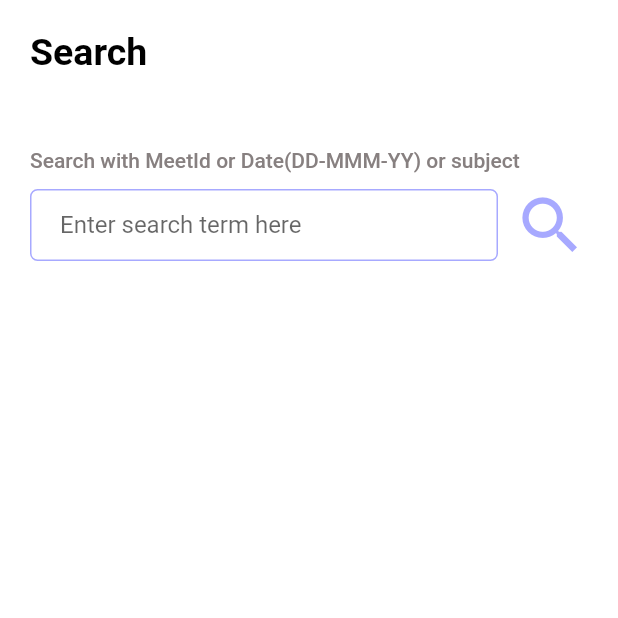
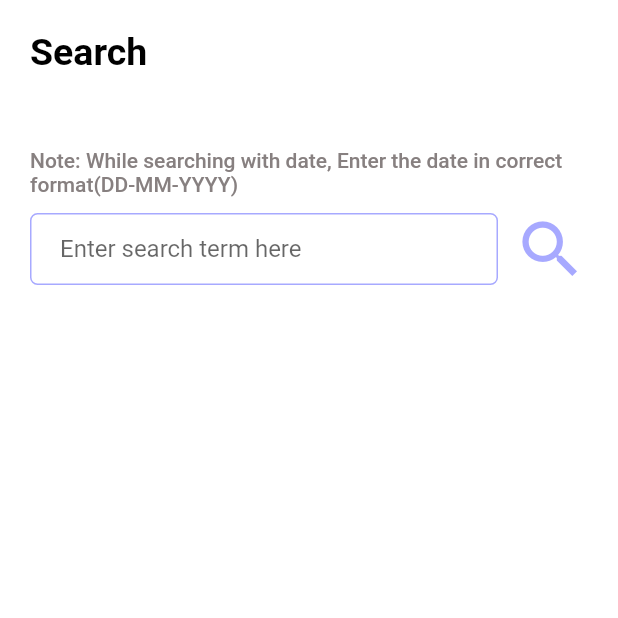
Before and after one commit to AdharshReghu/Minutes-Tracker-V2, a Flutter app: the search screen opened directly, on a phone screen of 412 x 824 dp, the top half of it. Run offline on Flutter 3.47's test engine with Material 2 defaults, Android fonts, the light colour scheme and no system bars; our stand-ins replace cloud_firestore, file_picker, firebase_auth, firebase_core, get; accounts and stored records are empty.

Commit message:
improved search

```diff
--- a/lib/main.dart
+++ b/lib/main.dart
@@ -2,6 +2,8 @@ import 'package:flutter/material.dart';
 import 'views/starting.dart';
 import 'package:get/get.dart';
 import 'package:firebase_core/firebase_core.dart';
+import 'services/authservices.dart';
+import 'routes.dart';
 
 Future main() async {
   WidgetsFlutterBinding.ensureInitialized();
@@ -16,11 +18,12 @@ class MinutesTracker extends StatelessWidget {
   Widget build(BuildContext context) {
     return GetMaterialApp(
       debugShowCheckedModeBanner: false,
+      initialRoute: AppRoutes.home,
       title: 'Flutter Demo',
       theme: ThemeData(
         primarySwatch: Colors.blue,
       ),
-      home: Starting(),
+      home: AuthService().HandleAuthState(),
     );
   }
 }
--- /dev/null
+++ b/lib/routes.dart
@@ -0,0 +1,14 @@
+import 'views/home.dart';
+import 'package:get/get.dart';
+
+
+class AppRoutes {
+  static const String home = '/';
+  // Add other route names for your app's screens
+  static final routes = [
+    GetPage(
+      name: home,
+      page: () => Home(),
+    ),
+  ];
+}
--- a/lib/views/CreateMeeting.dart
+++ b/lib/views/CreateMeeting.dart
@@ -127,7 +127,7 @@ class CreateMeet extends StatelessWidget {
                 } else {
                   return null;
                 }
-              },decoration: kTextFieldCreate.copyWith(hintText: "Enter Date (Formate : DD-MMM-YY)"),),
+              },decoration: kTextFieldCreate.copyWith(hintText: "Enter Date (Formate : DD-MM-YYYY)"),),
               SizedBox(height: 15,),
               const Text("Time: ",style: TextStyle(fontSize: 15,fontWeight: FontWeight.bold),),
               SizedBox(height: 10,),
--- a/lib/views/myMeets.dart
+++ b/lib/views/myMeets.dart
@@ -29,7 +29,7 @@ class Mymeets extends StatelessWidget {
           child: Container(
             color: Colors.white,
             padding: EdgeInsets.all(20),
-            //height: MediaQuery.of(context).size.height,
+            height: MediaQuery.of(context).size.height,
             width: MediaQuery.of(context).size.width,
             child: Column(
               children: [
--- a/pubspec.yaml
+++ b/pubspec.yaml
@@ -40,6 +40,7 @@ dependencies:
   firebase_core: ^2.14.0
   firebase_auth: ^4.6.3
   cloud_firestore: ^4.8.1
+  easy_splash_screen: ^1.0.4
 
 dev_dependencies:
   flutter_test:
```
Also changed, not shown: lib/services/authservices.dart (added, +46 -0 lines), lib/views/search.dart (+10 -4 lines), pubspec.lock.
